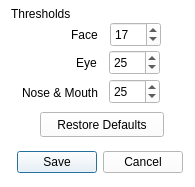
WilliamRen/pam-face-authentication, file faceTrainerAdvSettings.ui: the form before one commit.
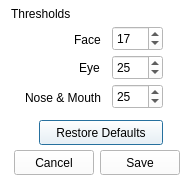
The form after the commit.

Commit message: Configuration Code Added , TODO: the ui for PopUp to Authenticate

Diff of the .ui file:
```diff
--- a/faceTrainerAdvSettings.ui
+++ b/faceTrainerAdvSettings.ui
@@ -34,22 +34,6 @@
   <property name="styleSheet">
    <string notr="true">background-color: rgb(255, 255, 255);</string>
   </property>
-  <widget class="QDialogButtonBox" name="saveAndCancel">
-   <property name="geometry">
-    <rect>
-     <x>17</x>
-     <y>146</y>
-     <width>166</width>
-     <height>32</height>
-    </rect>
-   </property>
-   <property name="orientation">
-    <enum>Qt::Horizontal</enum>
-   </property>
-   <property name="standardButtons">
-    <set>QDialogButtonBox::Cancel|QDialogButtonBox::Save</set>
-   </property>
-  </widget>
   <widget class="QLabel" name="label">
    <property name="geometry">
     <rect>
@@ -69,8 +53,8 @@
   <widget class="QSpinBox" name="sb_face">
    <property name="geometry">
     <rect>
-     <x>110</x>
-     <y>22</y>
+     <x>112</x>
+     <y>26</y>
      <width>51</width>
      <height>25</height>
     </rect>
@@ -82,8 +66,8 @@
   <widget class="QLabel" name="label_2">
    <property name="geometry">
     <rect>
-     <x>71</x>
-     <y>27</y>
+     <x>74</x>
+     <y>32</y>
      <width>32</width>
      <height>16</height>
     </rect>
@@ -95,8 +79,8 @@
   <widget class="QLabel" name="label_3">
    <property name="geometry">
     <rect>
-     <x>76</x>
-     <y>55</y>
+     <x>79</x>
+     <y>60</y>
      <width>32</width>
      <height>16</height>
     </rect>
@@ -108,8 +92,8 @@
   <widget class="QLabel" name="label_4">
    <property name="geometry">
     <rect>
-     <x>22</x>
-     <y>83</y>
+     <x>25</x>
+     <y>88</y>
      <width>83</width>
      <height>19</height>
     </rect>
@@ -121,8 +105,8 @@
   <widget class="QSpinBox" name="sb_eye">
    <property name="geometry">
     <rect>
-     <x>109</x>
-     <y>50</y>
+     <x>112</x>
+     <y>55</y>
      <width>51</width>
      <height>25</height>
     </rect>
@@ -134,8 +118,8 @@
   <widget class="QSpinBox" name="sb_insideFace">
    <property name="geometry">
     <rect>
-     <x>109</x>
-     <y>79</y>
+     <x>112</x>
+     <y>84</y>
      <width>51</width>
      <height>25</height>
     </rect>
@@ -147,8 +131,8 @@
   <widget class="QPushButton" name="pb_restore">
    <property name="geometry">
     <rect>
-     <x>40</x>
-     <y>112</y>
+     <x>39</x>
+     <y>120</y>
      <width>124</width>
      <height>25</height>
     </rect>
@@ -157,6 +141,32 @@
     <string>Restore Defaults</string>
    </property>
   </widget>
+  <widget class="QPushButton" name="pb_save">
+   <property name="geometry">
+    <rect>
+     <x>100</x>
+     <y>150</y>
+     <width>80</width>
+     <height>25</height>
+    </rect>
+   </property>
+   <property name="text">
+    <string>Save</string>
+   </property>
+  </widget>
+  <widget class="QPushButton" name="pb_Cancel">
+   <property name="geometry">
+    <rect>
+     <x>14</x>
+     <y>150</y>
+     <width>80</width>
+     <height>25</height>
+    </rect>
+   </property>
+   <property name="text">
+    <string>Cancel</string>
+   </property>
+  </widget>
  </widget>
  <resources/>
  <connections/>
```
Left out of the diff: 19 changed lines with no effect on the pictures. The commit also changes 7 other files.
